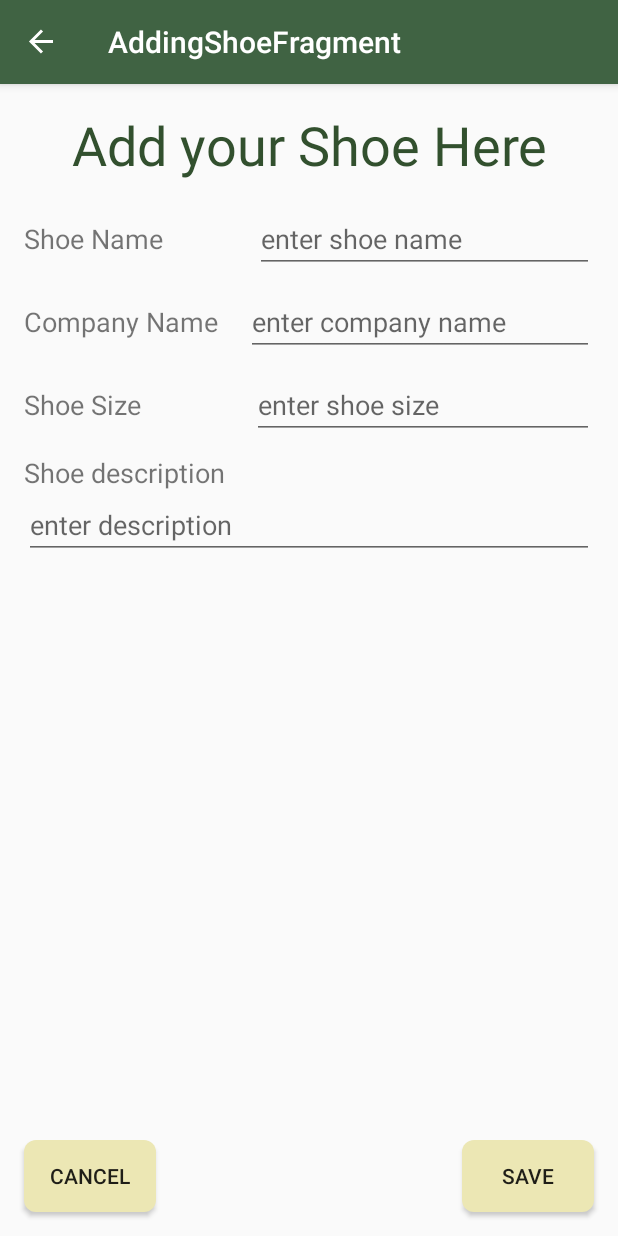
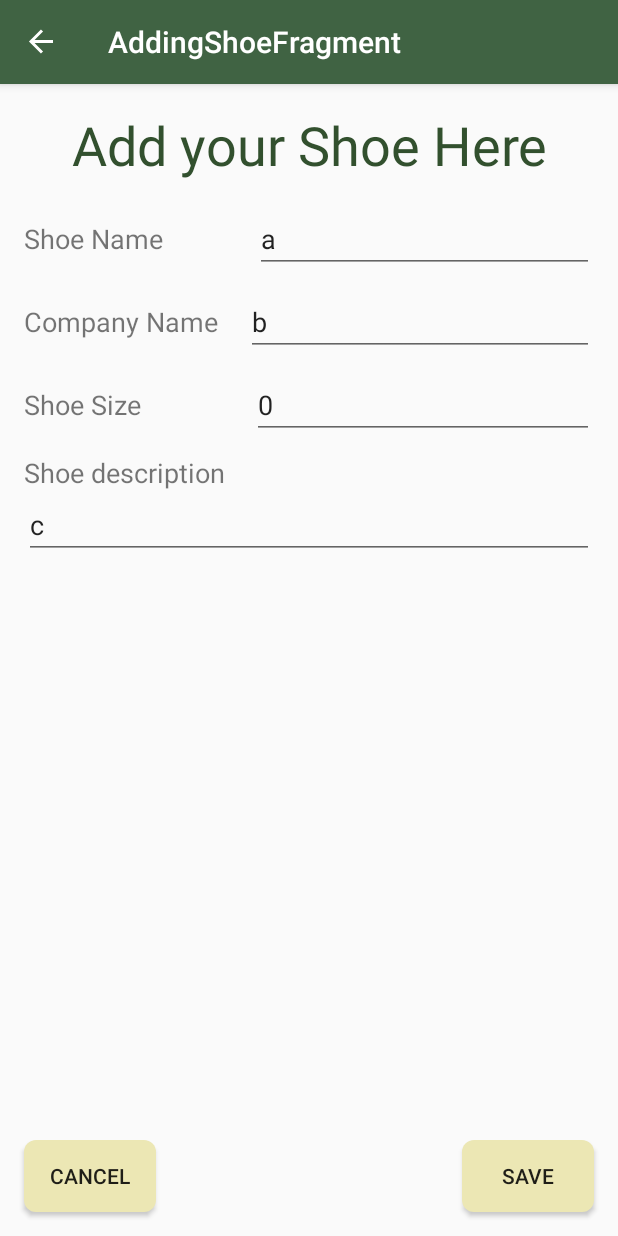
Before and after one commit to Ahmed7313/ShoeStore, an Android app: the AddingShoeFragment screen opened through its navigation route, on a phone screen of 412 x 824 dp. Run offline under Robolectric (Android 15) with nearby library versions, the light colour scheme and no system bars; our stand-ins replace Timber, data binding, navigation-ui; Roboto replaces fonts that are not available here.

Commit message:
FIrst upadte

```diff
--- a/app/src/main/java/com/udacity/shoestore/models/AddingShoeFragment.kt
+++ b/app/src/main/java/com/udacity/shoestore/models/AddingShoeFragment.kt
@@ -8,6 +8,8 @@ import android.widget.EditText
 import androidx.databinding.DataBindingUtil
 import androidx.fragment.app.Fragment
 import androidx.fragment.app.activityViewModels
+import androidx.lifecycle.LifecycleOwner
+import androidx.lifecycle.Observer
 import androidx.navigation.fragment.NavHostFragment
 import com.udacity.shoestore.R
 import com.udacity.shoestore.databinding.FragmentAddingShoeBinding
@@ -27,18 +29,17 @@ class AddingShoeFragment : Fragment() {
             R.layout.fragment_adding_shoe, container, false
         )
 
+        binding.viewmodel = viewModel
+        binding.shoe = viewModel.shoe
 
-        binding.save.setOnClickListener {
-            var name = shoe_name.text.toString()
-            var size = shoe_size.text.toString()
-            var company = company_name.text.toString()
-            var descreiption = company_description.text.toString()
 
-                viewModel.addShoe(name, size, company, descreiption)
+        viewModel.eventSaveShoeDetailPress.observe(viewLifecycleOwner, {
+            if (it) {
                 NavHostFragment.findNavController(this).navigate(
-                    AddingShoeFragmentDirections.actionAddingShoeFragmentToShoeListFragment()
-                )
-        }
+                    AddingShoeFragmentDirections.actionAddingShoeFragmentToShoeListFragment())
+                viewModel.saveShoeDetailComplete()
+            }
+        })
 
         binding.cancel.setOnClickListener {
             NavHostFragment.findNavController(this).navigate(
@@ -47,6 +48,4 @@ class AddingShoeFragment : Fragment() {
         }
         return binding.root
     }
-
-
 }
--- a/app/src/main/java/com/udacity/shoestore/models/ShoeListFragment.kt
+++ b/app/src/main/java/com/udacity/shoestore/models/ShoeListFragment.kt
@@ -19,7 +19,6 @@ import kotlinx.android.synthetic.main.list_item.view.*
 class ShoeListFragment : Fragment() {
 
     private val shoeViewModel: ShoeViewModel by activityViewModels()
-    private lateinit var shoe : Shoe
 
     override fun onCreateView(
         inflater: LayoutInflater, container: ViewGroup?,
@@ -28,7 +27,7 @@ class ShoeListFragment : Fragment() {
         var binding : FragmentShoeListBinding = DataBindingUtil.inflate(inflater, R.layout.fragment_shoe_list,
             container, false)
         setHasOptionsMenu(true)
-
+        binding.shoeListViewModel = shoeViewModel
 
         binding.addingShoe.setOnClickListener {
             NavHostFragment.findNavController(this).navigate(ShoeListFragmentDirections
--- a/app/src/main/java/com/udacity/shoestore/models/ShoeViewModel.kt
+++ b/app/src/main/java/com/udacity/shoestore/models/ShoeViewModel.kt
@@ -11,10 +11,26 @@ class ShoeViewModel : ViewModel() {
     val shoeList:LiveData<MutableList<Shoe>>
     get() = _shoeList
 
+    private val _eventSaveShoeDetailPress = MutableLiveData(false)
+    val eventSaveShoeDetailPress: LiveData<Boolean>
+        get() = _eventSaveShoeDetailPress
+
+    var shoe = Shoe(
+        "a",
+        "0",
+        "b",
+        "c"
+    )
+
     fun addShoe(name: String, size: String, company: String, description: String) {
-        var shoe= Shoe(name, size, company, description)
+         shoe= Shoe(name, size, company, description)
         _shoeList.addNewItem(shoe)
 
+    }
+
+    fun addShoeTest (){
+        _shoeList.addNewItem(shoe)
+        _eventSaveShoeDetailPress.value = true
     }
 
     fun bindShoetoView(name: TextView, size: TextView, company: TextView, description: TextView, shoe: Shoe) {
@@ -30,7 +46,7 @@ class ShoeViewModel : ViewModel() {
         this.value = oldValue
     }
 
-    fun getShoeName (){
-
+    fun saveShoeDetailComplete() {
+        _eventSaveShoeDetailPress.value = false
     }
 }
--- a/app/src/main/res/layout/fragment_adding_shoe.xml
+++ b/app/src/main/res/layout/fragment_adding_shoe.xml
@@ -3,6 +3,17 @@
     xmlns:app="http://schemas.android.com/apk/res-auto">
 
     <!-- Constraint Layout because I prefer to have the items place set in place but still adjust with the size of the screen -->
+
+    <data>
+        <variable
+            name="viewmodel"
+            type="com.udacity.shoestore.models.ShoeViewModel" />
+
+        <variable
+            name="shoe"
+            type="com.udacity.shoestore.models.Shoe" />
+    </data>
+
 
     <androidx.constraintlayout.widget.ConstraintLayout
         android:layout_width="match_parent"
@@ -56,6 +67,7 @@
                     android:ems="10"
                     android:hint="@string/enter_shoe_name"
                     android:importantForAutofill="no"
+                    android:text="@={shoe.name}"
                     android:inputType="textPersonName" />
             </LinearLayout>
 
@@ -78,6 +90,7 @@
                     android:layout_height="wrap_content"
                     android:layout_weight="1"
                     android:ems="10"
+                    android:text="@={shoe.company}"
                     android:hint="@string/enter_company_name"
                     android:inputType="textPersonName"
                     android:importantForAutofill="no" />
@@ -102,6 +115,7 @@
                     android:layout_height="wrap_content"
                     android:layout_weight="1"
                     android:ems="10"
+                    android:text="@={shoe.size}"
                     android:hint="@string/enter_shoe_size"
                     android:inputType="numberDecimal"
                     android:importantForAutofill="no" />
@@ -123,6 +137,7 @@
                     android:layout_width="match_parent"
                     android:layout_height="wrap_content"
                     android:ems="10"
+                    android:text="@={shoe.description}"
                     android:hint="@string/enter_description"
                     android:importantForAutofill="no"
                     android:inputType="textMultiLine|text" />
@@ -139,6 +154,7 @@
             android:layout_marginEnd="16dp"
             android:layout_marginBottom="16dp"
             android:text="@string/save"
+            android:onClick="@{() -> viewmodel.addShoeTest() }"
             android:background="@drawable/rounded_corners"
             app:layout_constraintBottom_toBottomOf="parent"
             app:layout_constraintEnd_toEndOf="parent"
--- a/app/src/main/res/layout/fragment_shoe_list.xml
+++ b/app/src/main/res/layout/fragment_shoe_list.xml
@@ -3,6 +3,12 @@
     xmlns:tools="http://schemas.android.com/tools"
     xmlns:app="http://schemas.android.com/apk/res-auto"
     tools:context=".models.ShoeListFragment">
+
+    <data>
+        <variable
+            name="shoeListViewModel"
+            type="com.udacity.shoestore.models.ShoeViewModel" />
+    </data>
 
     <androidx.constraintlayout.widget.ConstraintLayout
         android:layout_width="match_parent"
```
Also changed, not shown: app/src/main/res/layout/list_item.xml (+5 -5 lines).
